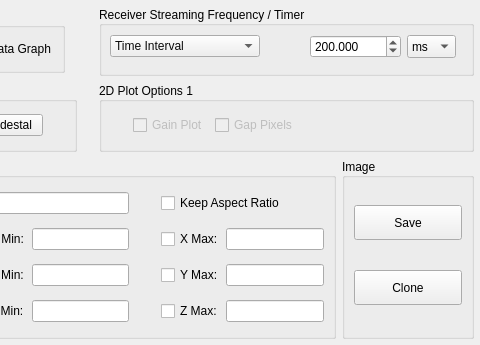
This is slsDetectorGui/forms/form_tab_plot.ui in slsdetectorgroup/slsDetectorPackage as Qt 5 draws it before an edit; both pictures show x 295 to 775 and y 0 to 345 of the 775 by 345 pixel window. The edited form follows.
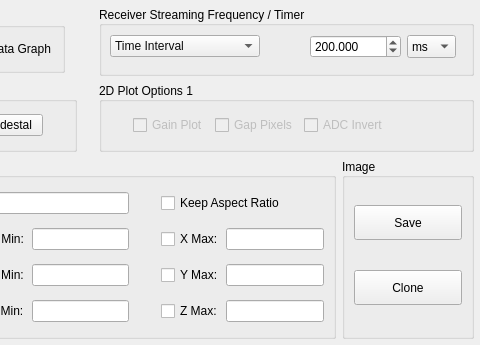
This is the edited form. The open tabs and pages were chosen to show the change. Icons and pictures are not drawn.

Commit message: adc invert for highz

```diff
--- a/slsDetectorGui/forms/form_tab_plot.ui
+++ b/slsDetectorGui/forms/form_tab_plot.ui
@@ -643,6 +643,27 @@
             </property>
            </widget>
           </item>
+          <item>
+           <widget class="QCheckBox" name="chkADCInvert">
+            <property name="enabled">
+             <bool>false</bool>
+            </property>
+            <property name="sizePolicy">
+             <sizepolicy hsizetype="Fixed" vsizetype="Fixed">
+              <horstretch>0</horstretch>
+              <verstretch>0</verstretch>
+             </sizepolicy>
+            </property>
+            <property name="toolTip">
+             <string>&lt;nobr&gt;
+Displays minimum, maximum and sum of values for each plot.
+&lt;nobr&gt;</string>
+            </property>
+            <property name="text">
+             <string>ADC Invert</string>
+            </property>
+           </widget>
+          </item>
           <item>
            <spacer name="horizontalSpacer_17">
             <property name="orientation">
```
Left out of the diff: 2 changed lines with no effect on the pictures. The commit also changes 3 other files.
